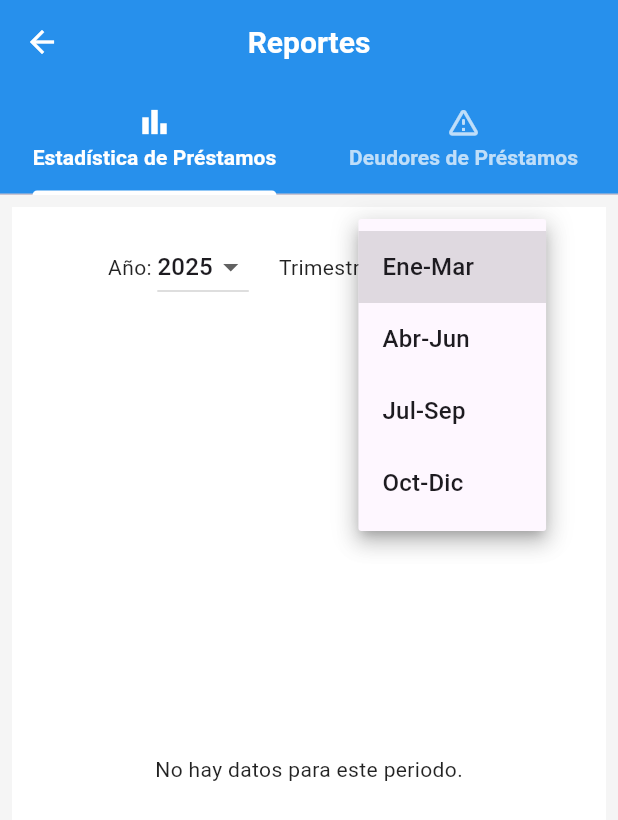
After one commit to Cesar117-V/BibliotecaApp, a Flutter app: the ReportesTab screen opened directly, after a tap on "Ene-Mar", on a phone screen of 412 x 824 dp. The commit adds this screen. Shown: the top 820 px of the screen. Run offline on Flutter 3.47's test engine with Material 3 defaults, Android fonts, the phone set to English and light mode, and no system bars; our stand-ins replace fl_chart, image_picker, sqflite, sqflite_common_ffi, sqflite_common_ffi_web; accounts and stored records are empty.

Commit message:
Agregacion del modulo de reportes

```diff
--- a/lib/modelo/database/dao.dart
+++ b/lib/modelo/database/dao.dart
@@ -648,5 +648,42 @@ ORDER BY h.fecha_devolucion DESC
   ''');
 }
 
+//-----------Obtner datos estadisticas de prestamos----------------
+
+static Future<List<Map<String, dynamic>>> prestamosPorTrimestreGeneroCarrera({
+  required int year,
+  required int trimestre, // 1, 2, 3, 4
+}) async {
+  final db = await database;
+  // Define los rangos de fechas para cada trimestre
+  final fechas = [
+    ['01-01', '03-31'],
+    ['04-01', '06-30'],
+    ['07-01', '09-30'],
+    ['10-01', '12-31'],
+  ];
+  final inicio = "$year-${fechas[trimestre - 1][0]}";
+  final fin = "$year-${fechas[trimestre - 1][1]}";
+
+  return await db.rawQuery('''
+    SELECT carrera, sexo, COUNT(*) as cantidad
+    FROM prestamos
+    WHERE fecha_prestamo BETWEEN ? AND ?
+    GROUP BY carrera, sexo
+    ORDER BY carrera, sexo
+  ''', [inicio, fin]);
+}
+//-----------Obtener lista de deudores de prestamos----------------
+
+static Future<List<Map<String, dynamic>>> obtenerDeudores() async {
+  final db = await database;
+  final hoy = DateTime.now().toIso8601String().substring(0, 10); // yyyy-MM-dd
+  return await db.rawQuery('''
+    SELECT matricula, nombre_solicitante, carrera
+    FROM prestamos
+    WHERE activo = 1
+      AND fecha_devolucion < ?
+  ''', [hoy]);
+}
 
 }
--- /dev/null
+++ b/lib/vistas/estadistica_prestamos.dart
@@ -0,0 +1,277 @@
+import 'package:flutter/material.dart';
+import 'package:fl_chart/fl_chart.dart';
+import 'package:biblioteca_app/modelo/database/dao.dart';
+
+class EstadisticaPrestamos extends StatefulWidget {
+  const EstadisticaPrestamos({super.key});
+
+  @override
+  State<EstadisticaPrestamos> createState() => _EstadisticaPrestamosState();
+}
+
+class _EstadisticaPrestamosState extends State<EstadisticaPrestamos> {
+  int _anio = DateTime.now().year;
+  int _trimestre = 1;
+  List<Map<String, dynamic>> _datos = [];
+  int? _touchedGroupIndex;
+  int? _touchedRodIndex;
+
+  @override
+  void initState() {
+    super.initState();
+    _cargarDatos();
+  }
+
+  Future<void> _cargarDatos() async {
+    final datos = await Dao.prestamosPorTrimestreGeneroCarrera(
+      year: _anio,
+      trimestre: _trimestre,
+    );
+    setState(() {
+      _datos = datos;
+      _touchedGroupIndex = null;
+      _touchedRodIndex = null;
+    });
+  }
+
+  List<String> get _carreras =>
+      _datos.map((e) => e['carrera'] as String).toSet().toList();
+
+  List<String> get _sexos =>
+      _datos.map((e) => e['sexo'] as String).toSet().toList();
+
+  List<BarChartGroupData> _crearBarGroups() {
+    final carreras = _carreras;
+    final sexos = _sexos;
+    final colors = [Colors.pink, Colors.blue, Colors.green, Colors.orange];
+
+    return List.generate(carreras.length, (i) {
+      final carrera = carreras[i];
+      return BarChartGroupData(
+        x: i,
+        barRods: List.generate(sexos.length, (j) {
+          final sexo = sexos[j];
+          final registro = _datos.firstWhere(
+            (e) => e['carrera'] == carrera && e['sexo'] == sexo,
+            orElse: () => {'cantidad': 0},
+          );
+          return BarChartRodData(
+            toY: (registro['cantidad'] as int?)?.toDouble() ?? 0,
+            color: colors[j % colors.length],
+            width: 18,
+            borderRadius: BorderRadius.circular(4),
+          );
+        }),
+        showingTooltipIndicators: _touchedGroupIndex == i
+            ? (_touchedRodIndex != null ? [_touchedRodIndex!] : [])
+            : [],
+      );
+    });
+  }
+
+  Widget _buildLegend() {
+    final sexos = _sexos;
+    final colors = [Colors.pink, Colors.blue, Colors.green, Colors.orange];
+    return Wrap(
+      alignment: WrapAlignment.center,
+      spacing: 12,
+      children: List.generate(sexos.length, (i) {
+        return Row(
+          mainAxisSize: MainAxisSize.min,
+          children: [
+            Container(
+              width: 16,
+              height: 16,
+              color: colors[i % colors.length],
+            ),
+            const SizedBox(width: 4),
+            Text(sexos[i] == 'M'
+                ? 'Masculino'
+                : sexos[i] == 'F'
+                    ? 'Femenino'
+                    : sexos[i]),
+          ],
+        );
+      }),
+    );
+  }
+
+  @override
+  Widget build(BuildContext context) {
+    final carreras = _carreras;
+    final sexos = _sexos;
+    final screenWidth = MediaQuery.of(context).size.width;
+
+    return Scaffold(
+      body: SafeArea(
+        child: Padding(
+          padding: const EdgeInsets.all(16),
+          child: Column(
+            children: [
+              Wrap(
+                alignment: WrapAlignment.start,
+                spacing: 20,
+                runSpacing: 10,
+                children: [
+                  Row(
+                    mainAxisSize: MainAxisSize.min,
+                    children: [
+                      const Text("Año: "),
+                      DropdownButton<int>(
+                        value: _anio,
+                        items: List.generate(5, (i) {
+                          final y = DateTime.now().year - i;
+                          return DropdownMenuItem(value: y, child: Text("$y"));
+                        }),
+                        onChanged: (v) {
+                          setState(() {
+                            _anio = v!;
+                            _cargarDatos();
+                          });
+                        },
+                      ),
+                    ],
+                  ),
+                  Row(
+                    mainAxisSize: MainAxisSize.min,
+                    children: [
+                      const Text("Trimestre: "),
+                      DropdownButton<int>(
+                        value: _trimestre,
+                        items: const [
+                          DropdownMenuItem(value: 1, child: Text("Ene-Mar")),
+                          DropdownMenuItem(value: 2, child: Text("Abr-Jun")),
+                          DropdownMenuItem(value: 3, child: Text("Jul-Sep")),
+                          DropdownMenuItem(value: 4, child: Text("Oct-Dic")),
+                        ],
+                        onChanged: (v) {
+                          setState(() {
+                            _trimestre = v!;
+                            _cargarDatos();
+                          });
+                        },
+                      ),
+                    ],
+                  ),
+                ],
+              ),
+              const SizedBox(height: 24),
+              Expanded(
+                child: _datos.isEmpty
+                    ? const Center(child: Text("No hay datos para este periodo."))
+                    : Column(
+                        children: [
+                          Expanded(
+                            child: BarChart(
+                              BarChartData(
+                                barGroups: _crearBarGroups(),
+                                titlesData: FlTitlesData(
+                                  leftTitles: AxisTitles(
+                                    axisNameWidget: const Text(
+                                      'Distribución de Préstamos por Género y Carrera',
+                                      style: TextStyle(
+                                          fontWeight: FontWeight.bold,
+                                          fontSize: 14),
+                                    ),
+                                    axisNameSize: 32,
+                                    sideTitles: SideTitles(
+                                      showTitles: true,
+                                      reservedSize: 40,
+                                      interval: 1,
+                                      getTitlesWidget: (value, meta) {
+                                        if (value % 1 == 0) {
+                                          return Text(
+                                              value.toInt().toString());
+                                        }
+                                        return const SizedBox.shrink();
+                                      },
+                                    ),
+                                  ),
+                                  bottomTitles: AxisTitles(
+                                    axisNameWidget: const Text(
+                                      'Carreras',
+                                      style: TextStyle(
+                                          fontWeight: FontWeight.bold,
+                                          fontSize: 14),
+                                    ),
+                                    axisNameSize: 32,
+                                    sideTitles: SideTitles(
+                                      showTitles: true,
+                                      getTitlesWidget: (value, meta) {
+                                        final idx = value.toInt();
+                                        if (idx >= 0 &&
+                                            idx < carreras.length) {
+                                          return SideTitleWidget(
+                                            axisSide: meta.axisSide,
+                                            child: Text(
+                                              carreras[idx],
+                                              style: TextStyle(
+                                                fontSize: screenWidth < 350
+                                                    ? 8
+                                                    : 10,
+                                              ),
+                                            ),
+                                          );
+                                        }
+                                        return const SizedBox.shrink();
+                                      },
+                                    ),
+                                  ),
+                                  rightTitles: AxisTitles(
+                                    sideTitles: SideTitles(showTitles: false),
+                                  ),
+                                  topTitles: AxisTitles(
+                                    sideTitles: SideTitles(showTitles: false),
+                                  ),
+                                ),
+                                gridData: FlGridData(show: true),
+                                borderData: FlBorderData(show: false),
+                                barTouchData: BarTouchData(
+                                  enabled: true,
+                                  touchTooltipData: BarTouchTooltipData(
+                                    tooltipBgColor: Colors.black87,
+                                    getTooltipItem: (group, groupIndex, rod, rodIndex) {
+                                      if (_touchedGroupIndex == groupIndex &&
+                                          _touchedRodIndex == rodIndex) {
+                                        final sexo = sexos[rodIndex];
+                                        return BarTooltipItem(
+                                          '${carreras[group.x.toInt()]}\n'
+                                          '${sexo == 'M' ? 'Masculino' : sexo == 'F' ? 'Femenino' : sexo}: '
+                                          '${rod.toY.toInt()}',
+                                          const TextStyle(color: Colors.white),
+                                        );
+                                      }
+                                      return null;
+                                    },
+                                  ),
+                                  touchCallback: (event, response) {
+                                    setState(() {
+                                      if (event.isInterestedForInteractions &&
+                                          response != null &&
+                                          response.spot != null) {
+                                        _touchedGroupIndex =
+                                            response.spot!.touchedBarGroupIndex;
+                                        _touchedRodIndex =
+                                            response.spot!.touchedRodDataIndex;
+                                      } else {
+                                        _touchedGroupIndex = null;
+                                        _touchedRodIndex = null;
+                                      }
+                                    });
+                                  },
+                                ),
+                              ),
+                            ),
+                          ),
+                          const SizedBox(height: 16),
+                          _buildLegend(),
+                        ],
+                      ),
+              ),
+            ],
+          ),
+        ),
+      ),
+    );
+  }
+}
--- /dev/null
+++ b/lib/vistas/reportes_tab.dart
@@ -0,0 +1,51 @@
+import 'package:flutter/material.dart';
+import 'estadistica_prestamos.dart';
+import 'deudores.dart';
+
+class ReportesTab extends StatefulWidget {
+  const ReportesTab({super.key});
+
+  @override
+  State<ReportesTab> createState() => _ReportesTabState();
+}
+
+class _ReportesTabState extends State<ReportesTab> {
+  @override
+  Widget build(BuildContext context) {
+    return DefaultTabController(
+      length: 2,
+      child: Scaffold(
+        appBar: AppBar(
+          backgroundColor: Colors.blue,
+          title: const Text("Reportes"),
+          bottom: const TabBar(
+            indicatorColor: Colors.white,
+            labelColor: Colors.white,
+            unselectedLabelColor: Colors.white70,
+            labelStyle: TextStyle(fontWeight: FontWeight.bold),
+            tabs: [
+              Tab(
+                text: "Estadística de Préstamos",
+                icon: Icon(Icons.bar_chart),
+              ),
+              Tab(
+                text: "Deudores de Préstamos",
+                icon: Icon(Icons.warning_amber_rounded),
+              ),
+            ],
+          ),
+        ),
+        body: Container(
+          color: Colors.grey[100],
+          padding: const EdgeInsets.all(8),
+          child: const TabBarView(
+            children: [
+              EstadisticaPrestamos(),
+              Deudores(),
+            ],
+          ),
+        ),
+      ),
+    );
+  }
+}
--- a/lib/vistas/temas/home_page.dart
+++ b/lib/vistas/temas/home_page.dart
@@ -1,3 +1,4 @@
+import 'package:biblioteca_app/vistas/reportes_tab.dart';
 import 'package:biblioteca_app/vistas/temas/edicion_devolucion.dart';
 import 'package:biblioteca_app/vistas/temas/prestamos_tab_screen.dart';
 import 'package:flutter/material.dart';
@@ -70,6 +71,8 @@ class HomePage extends StatelessWidget {
               const PrestamosTabScreen()),
           _crearBoton(context, "Devoluciones", Icons.assignment_turned_in,
               const EdicionDevolucion()),
+          _crearBoton(context, "Reportes", Icons.bar_chart,
+              const ReportesTab()),
 
         ],
       ),
--- a/pubspec.yaml
+++ b/pubspec.yaml
@@ -15,7 +15,7 @@ dependencies:
   sqflite: ^2.4.1
   sqflite_common_ffi: ^2.3.5
   sqflite_common_ffi_web: ^0.3.0
-
+  fl_chart: ^0.66.2
 dev_dependencies:
   flutter_test:
     sdk: flutter
```
Also changed, not shown: lib/vistas/deudores.dart (added, +75 -0 lines), lib/vistas/seleccion_libros.dart (+41 -7 lines), lib/vistas/temas/edicion_prestamo.dart (+13 -9 lines), pubspec.lock.
